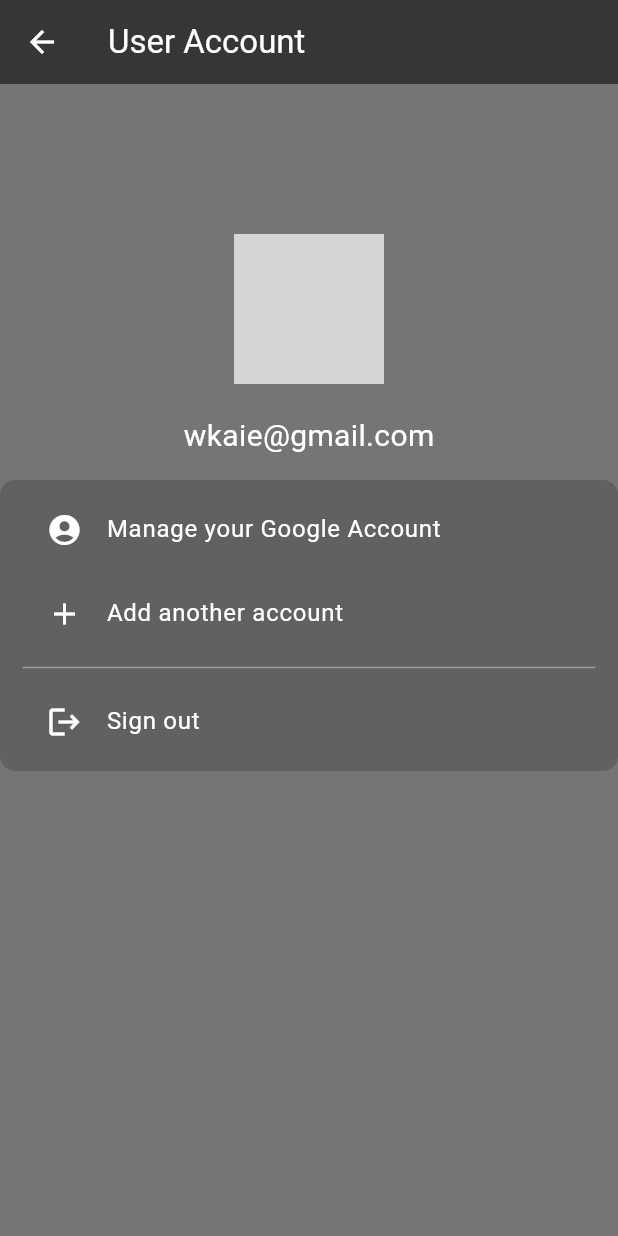
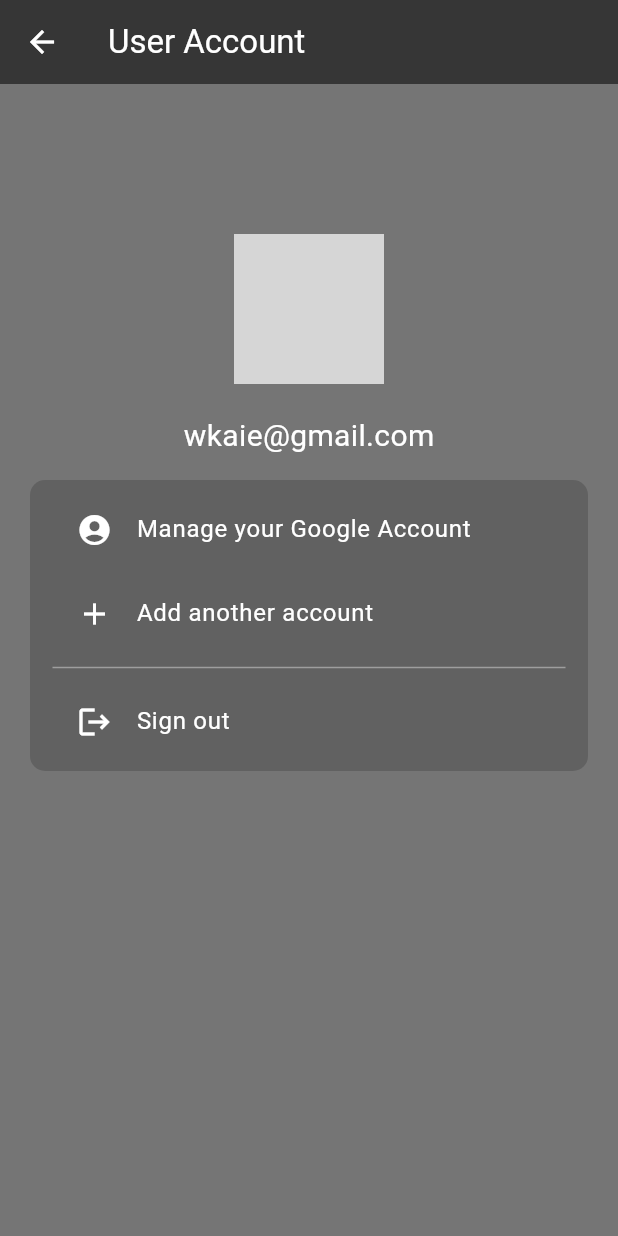
Before and after one commit to dare-devil-ex/GMail-Clone, a Flutter app: the UserAccount screen opened directly, on a phone screen of 412 x 824 dp. Run offline on Flutter 3.47's test engine with Material 3 defaults, Android fonts, the phone set to English and light mode, and no system bars; network calls fail; grey boxes are pictures that could not be loaded.

Commit message:
deleted:    assets/icon/ic_launcher_adaptive_back.png 	deleted:    assets/icon/ic_launcher_adaptive_fore.png 	modified:   lib/pages/user_account.dart 	modified:   pubspec.yaml

```diff
--- a/lib/pages/user_account.dart
+++ b/lib/pages/user_account.dart
@@ -35,13 +35,12 @@ class _UserAccountState extends State<UserAccount> {
             ),
             SizedBox(height: 15),
             Container(
+              margin: EdgeInsets.symmetric(horizontal: 20),
               decoration: BoxDecoration(
                 color: Colors.grey[700],
                 borderRadius: BorderRadius.circular(10),
               ),
               alignment: Alignment.center,
-              width: MediaQuery.of(context).size.height / 1.6,
-
               padding: EdgeInsets.symmetric(vertical: 5, horizontal: 15),
               child: Column(
                 children: [
--- a/pubspec.yaml
+++ b/pubspec.yaml
@@ -29,5 +29,4 @@ flutter:
 
 flutter_icons:
   android: true
-  adaptive_icon_foreground: "assets/icon/ic_launcher_adaptive_fore.png"
-  adaptive_icon_background: "assets/icon/ic_launcher_adaptive_back.png"
+  image_path: "assets/icon/icon.png"
```
Also changed, not shown: assets/icon/ic_launcher_adaptive_back.png (deleted), assets/icon/ic_launcher_adaptive_fore.png (deleted).
